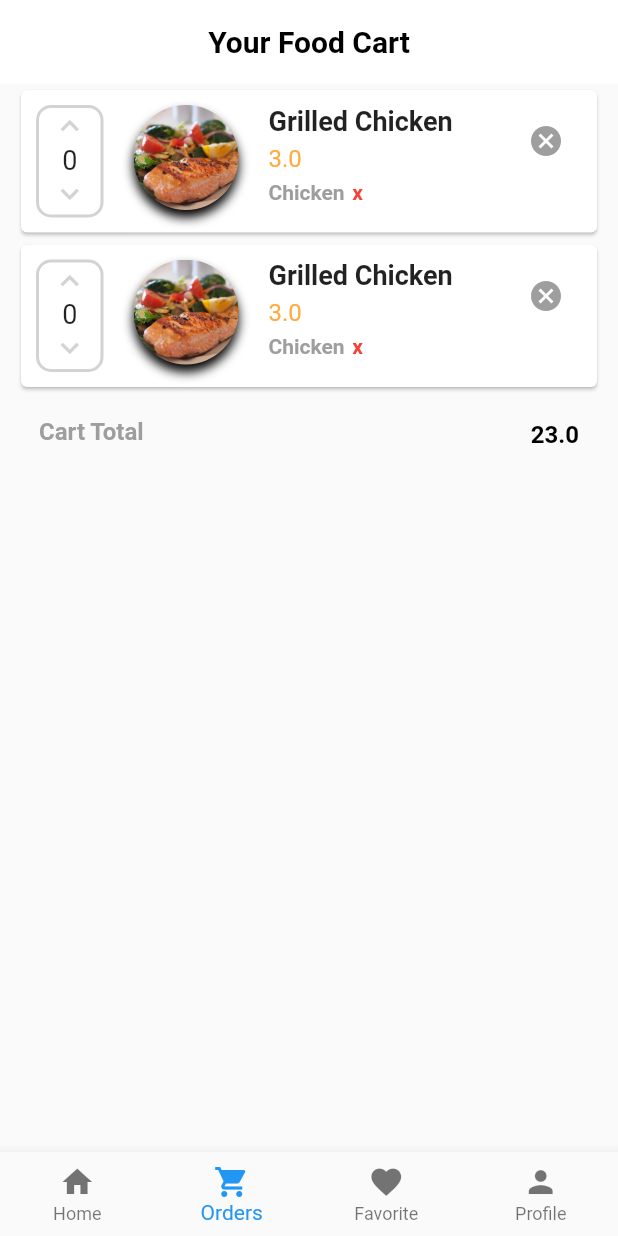
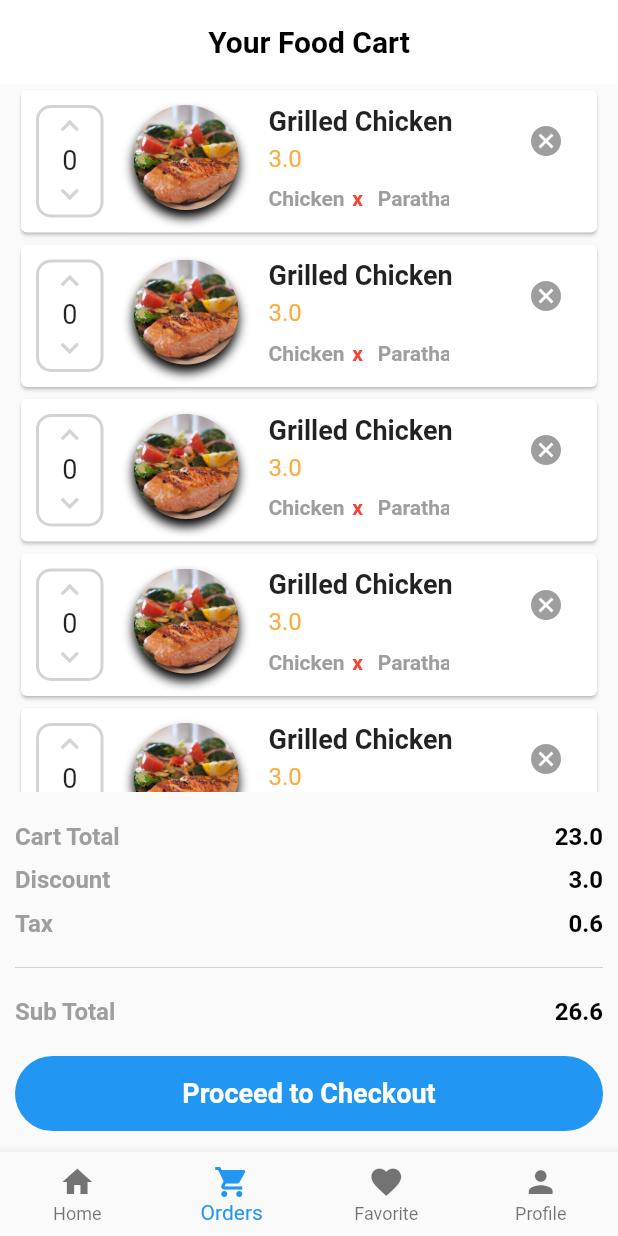
Before and after one commit to SaddamDeveloper/fooover, a Flutter app: the screen it shows after launch, item 2 of the bottom bar chosen, on a phone screen of 412 x 824 dp. Run offline on Flutter 3.47's test engine with Material 2 defaults, Android fonts, the phone set to English and light mode, and no system bars.

Commit message:
Second Commit

```diff
--- a/lib/src/pages/order_page.dart
+++ b/lib/src/pages/order_page.dart
@@ -1,4 +1,5 @@
 import 'package:flutter/material.dart';
+import 'package:fooover/src/pages/sign_in.dart';
 import '../widgets/order_card.dart';
 
 class OrderPage extends StatefulWidget{
@@ -11,25 +12,87 @@ class _OrderPageState extends State<OrderPage>{
   Widget build(BuildContext context) {
     // TODO: implement build
     return Scaffold(
+      appBar: AppBar(
+        title: Text("Your Food Cart", style: TextStyle(color: Colors.black, fontWeight: FontWeight.bold)),
+        centerTitle: true,
+        backgroundColor: Colors.white,
+        elevation: 0.0,
+      ),
       body: ListView(
         padding: EdgeInsets.symmetric(horizontal: 10.0),
         scrollDirection: Axis.vertical,
         children: <Widget>[
           OrderCard(),
           OrderCard(),
-          _buildTotalContainer()
+          OrderCard(),
+          OrderCard(),
+          OrderCard(),
+          OrderCard(),
+          OrderCard(),
         ],
-      )
+      ),
+      bottomNavigationBar: _buildTotalContainer(),
     );
   }
 
   Widget _buildTotalContainer(){
     return Container(
+      height: 220.0,
+      padding: EdgeInsets.symmetric(horizontal: 10.0),
+      margin: EdgeInsets.only(top: 20.0),
       child: Column(
         children: <Widget>[
-          ListTile(
-            leading: Text("Cart Total", style: TextStyle(fontSize: 16.0, fontWeight: FontWeight.bold, color: Colors.grey),),
-            trailing: Text("23.0", style: TextStyle(fontSize: 16.0, fontWeight: FontWeight.bold, color: Colors.black)),
+          Row(
+            mainAxisAlignment: MainAxisAlignment.spaceBetween,
+            children: <Widget>[
+                Text("Cart Total", style: TextStyle(fontSize: 16.0, fontWeight: FontWeight.bold, color: Colors.grey)),
+                Text("23.0", style: TextStyle(fontSize: 16.0, fontWeight: FontWeight.bold, color: Colors.black)),
+            ],
+          ),
+          SizedBox(height: 10.0,),
+          Row(
+            mainAxisAlignment: MainAxisAlignment.spaceBetween,
+            children: <Widget>[
+                Text("Discount", style: TextStyle(fontSize: 16.0, fontWeight: FontWeight.bold, color: Colors.grey)),
+                Text("3.0", style: TextStyle(fontSize: 16.0, fontWeight: FontWeight.bold, color: Colors.black)),
+            ],
+          ),
+          SizedBox(height: 10.0,),
+          Row(
+            mainAxisAlignment: MainAxisAlignment.spaceBetween,
+            children: <Widget>[
+                Text("Tax", style: TextStyle(fontSize: 16.0, fontWeight: FontWeight.bold, color: Colors.grey)),
+                Text("0.6", style: TextStyle(fontSize: 16.0, fontWeight: FontWeight.bold, color: Colors.black)),
+            ],
+          ),
+          Divider(height: 40.0, color: Color(0xFFD3D3D3),),
+          Row(
+            mainAxisAlignment: MainAxisAlignment.spaceBetween,
+            children: <Widget>[
+                Text("Sub Total", style: TextStyle(fontSize: 16.0, fontWeight: FontWeight.bold, color: Colors.grey)),
+                Text("26.6", style: TextStyle(fontSize: 16.0, fontWeight: FontWeight.bold, color: Colors.black)),
+            ],
+          ),
+          SizedBox(height: 20.0,),
+          GestureDetector(
+            onTap: (){
+              Navigator.of(context).push(MaterialPageRoute(builder: (BuildContext context) => SignInPage()));
+            },
+            child: Container(
+              width: MediaQuery.of(context).size.width,
+              height: 50.0,
+              decoration: BoxDecoration(
+                  color: Colors.blue,
+                  borderRadius: BorderRadius.circular(30.0)
+              ),
+              child: Center(
+                child: Text("Proceed to Checkout", style: TextStyle(
+                    color: Colors.white,
+                    fontWeight: FontWeight.bold,
+                    fontSize: 18.0
+                ),),
+              ),
+            ),
           )
         ],
       ),
--- a/lib/src/screens/main_screen.dart
+++ b/lib/src/screens/main_screen.dart
@@ -67,12 +67,6 @@ class _MainScreenState extends State<MainScreen>{
         ],
       ),
       body: currentPage,
-      appBar: currentTabIndex == 1 ? AppBar(
-        title: Text("Your Food Cart", style: TextStyle(color: Colors.black, fontWeight: FontWeight.bold)),
-        centerTitle: true,
-        backgroundColor: Colors.white,
-        elevation: 0.0,
-      ) : null
     );
   }
 }
--- a/lib/src/widgets/order_card.dart
+++ b/lib/src/widgets/order_card.dart
@@ -62,12 +62,28 @@ class OrderCard extends StatelessWidget{
                   height: 25,
                   width: 120.0,
                   child: ListView(
+                    scrollDirection: Axis.horizontal,
                     children: <Widget>[
                       Container(
                         margin: EdgeInsets.only(right: 10.0),
                         child: Row(
                           children: <Widget>[
                             Text("Chicken", style: TextStyle(color: Colors.grey, fontWeight: FontWeight.bold),),
+                            SizedBox(width: 5.0,),
+                            InkWell(
+                              onTap: (){},
+                              child: Text("x", style: TextStyle(color: Colors.red, fontWeight: FontWeight.bold),),
+                            )
+                          ],
+                        ),
+
+                      ),
+
+                      Container(
+                        margin: EdgeInsets.only(right: 10.0),
+                        child: Row(
+                          children: <Widget>[
+                            Text("Paratha", style: TextStyle(color: Colors.grey, fontWeight: FontWeight.bold),),
                             SizedBox(width: 5.0,),
                             InkWell(
                               onTap: (){},
```
Also changed, not shown: lib/src/pages/register.dart (added, +102 -0 lines), lib/src/pages/sign_in.dart (added, +102 -0 lines).
